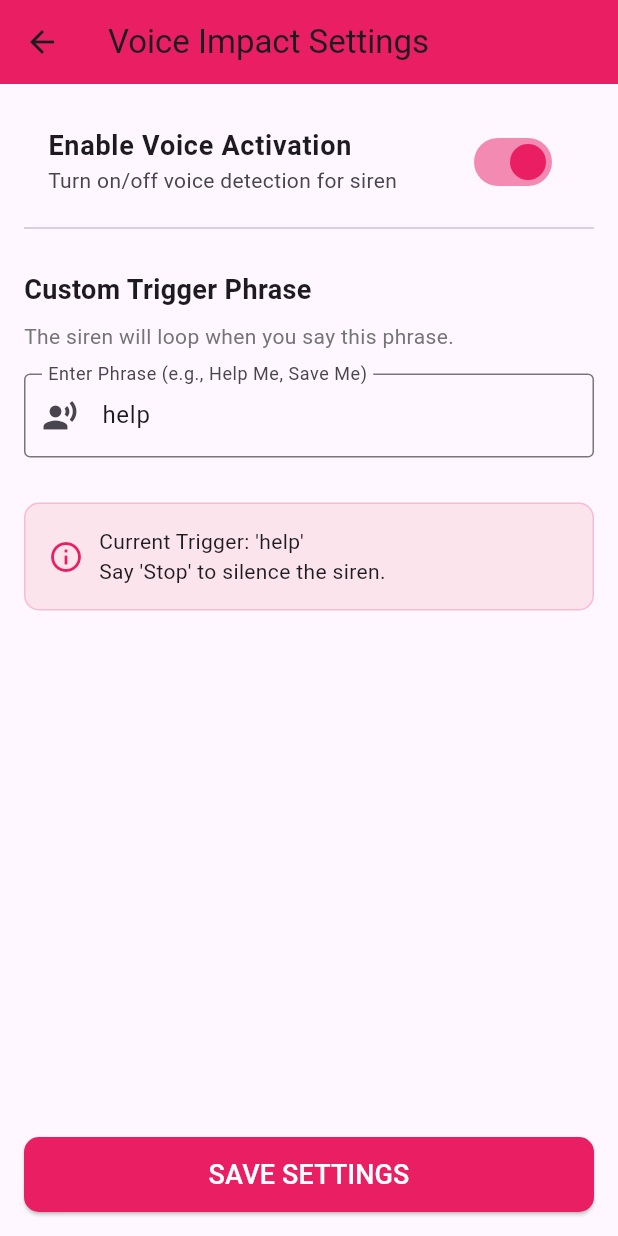
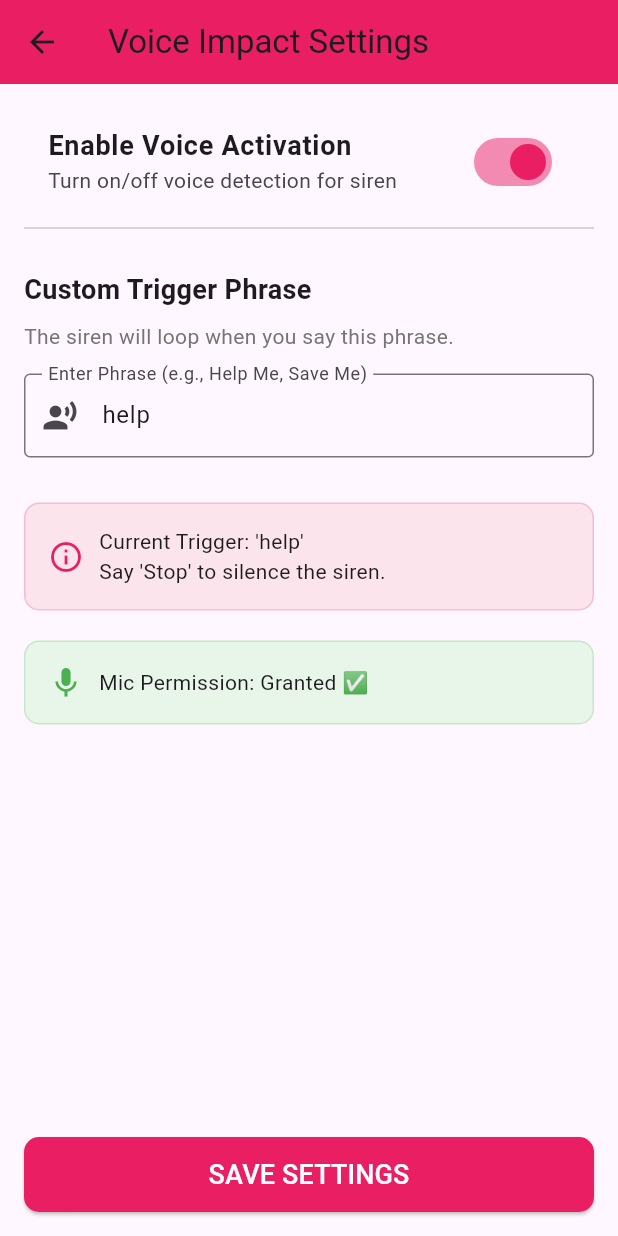
Before and after one commit to ShreyashGitHubb/women-sefty-app, a Flutter app: the screen it shows after launch, scrolled down 307 dp, after a tap on the "record voice over" icon, on a phone screen of 412 x 824 dp. Run offline on Flutter 3.47's test engine with Material 3 defaults, Android fonts, the phone set to English and light mode, and no system bars; our stand-ins replace audioplayers, battery_plus, carousel_slider, cloud_firestore, file_picker, firebase_auth and 13 more; missing offline and left inert: mailer; accounts and stored records are empty; network calls fail.

Commit message:
voice and the smtp

```diff
--- a/lib/child/bottom_screens/voice_settings_screen.dart
+++ b/lib/child/bottom_screens/voice_settings_screen.dart
@@ -2,6 +2,7 @@ import 'package:flutter/material.dart';
 import 'package:fluttertoast/fluttertoast.dart';
 import '../../services/voice_service.dart';
 import '../../utils/constans.dart';
+import 'package:permission_handler/permission_handler.dart';
 
 class VoiceSettingsScreen extends StatefulWidget {
   const VoiceSettingsScreen({super.key});
@@ -19,6 +20,22 @@ class _VoiceSettingsScreenState extends State<VoiceSettingsScreen> {
   void initState() {
     super.initState();
     _loadSettings();
+    _checkPermission();
+  }
+
+  String _permissionStatus = "Checking...";
+
+  Future<void> _checkPermission() async {
+    var status = await Permission.microphone.status;
+    setState(() {
+      _permissionStatus = status.isGranted ? "Granted ✅" : "Denied ❌";
+    });
+  }
+
+  Future<void> _requestPermission() async {
+    await Permission.microphone.request();
+    _checkPermission();
+    VoiceService.initialize(); // Re-init
   }
 
   Future<void> _loadSettings() async {
@@ -126,6 +143,35 @@ class _VoiceSettingsScreenState extends State<VoiceSettingsScreen> {
               ),
             ),
 
+            SizedBox(height: 20),
+
+            // Permission Status
+            Container(
+              padding: EdgeInsets.all(15),
+              decoration: BoxDecoration(
+                color: _permissionStatus.contains("Granted") ? Colors.green[50] : Colors.red[50],
+                borderRadius: BorderRadius.circular(10),
+                border: Border.all(
+                  color: _permissionStatus.contains("Granted") ? Colors.green.shade100 : Colors.red.shade100
+                ),
+              ),
+              child: Row(
+                children: [
+                   Icon(
+                     _permissionStatus.contains("Granted") ? Icons.mic : Icons.mic_off,
+                     color: _permissionStatus.contains("Granted") ? Colors.green : Colors.red
+                   ),
+                   SizedBox(width: 10),
+                   Expanded(child: Text("Mic Permission: $_permissionStatus")),
+                   if (!_permissionStatus.contains("Granted"))
+                     TextButton(
+                       onPressed: _requestPermission,
+                       child: Text("Allow"),
+                     )
+                ],
+              ),
+            ),
+
             Spacer(),
 
             // Save Button
--- a/lib/services/voice_service.dart
+++ b/lib/services/voice_service.dart
@@ -2,6 +2,7 @@ import 'package:speech_to_text/speech_to_text.dart';
 import 'package:shared_preferences/shared_preferences.dart';
 import 'package:flutter/material.dart';
 import 'package:fluttertoast/fluttertoast.dart';
+import 'package:permission_handler/permission_handler.dart';
 import 'siren_service.dart';
 
 class VoiceService {
@@ -45,15 +46,46 @@ class VoiceService {
       await isEnabled();
       await getTriggerPhrase();
 
+      // Request microphone permission explicitly
+      var status = await Permission.microphone.status;
+      if (!status.isGranted) {
+        status = await Permission.microphone.request();
+        if (!status.isGranted) {
+          print('❌ Microphone permission denied');
+          Fluttertoast.showToast(msg: "Microphone permission required for voice features");
+          return;
+        }
+      }
+
       bool available = await _speechToText.initialize(
-        onStatus: (status) => print('🎤 Voice Status: $status'),
-        onError: (error) => print('❌ Voice Error: $error'),
+        onStatus: (status) {
+          print('🎤 Voice Status: $status');
+          // Restart listener if it stops and should be running
+          if (status == 'done' || status == 'notListening') {
+             if (_isListening && _isEnabled) {
+               // Restart after a short delay to prevent loop
+               Future.delayed(Duration(seconds: 1), () {
+                  _startListeningInternal();
+               });
+             }
+          }
+        },
+        onError: (error) {
+          print('❌ Voice Error: $error');
+          // Restart on error too
+          if (_isListening && _isEnabled) {
+             Future.delayed(Duration(seconds: 2), () {
+                _startListeningInternal();
+             });
+          }
+        },
       );
 
       if (available) {
         print('✅ Speech recognition initialized');
       } else {
         print('❌ Speech recognition not available');
+        Fluttertoast.showToast(msg: "Voice recognition not available on this device");
       }
     } catch (e) {
       print('❌ Error initializing voice service: $e');
@@ -62,19 +94,30 @@ class VoiceService {
 
   /// Start listening for trigger phrase
   static void startListening(BuildContext context) async {
+    _context = context; // Store context for siren
     if (!_isEnabled || _isListening) return;
+    _isListening = true;
+    _startListeningInternal();
+  }
+
+  static BuildContext? _context;
+
+  static void _startListeningInternal() async {
+    if (!_isEnabled || !_isListening) return;
+    if (_speechToText.isListening) return;
 
     try {
-      _isListening = true;
-      _speechToText.listen(
+      await _speechToText.listen(
         onResult: (result) {
           String recognizedWords = result.recognizedWords.toLowerCase();
           print('🗣️ Heard: "$recognizedWords"');
 
+          if (_context == null) return;
+
           // Check for trigger phrase
           if (recognizedWords.contains(_triggerPhrase)) {
             print('🚨 Trigger phrase detected: "$_triggerPhrase"');
-            SirenService.playSiren(context);
+            SirenService.playSiren(_context!);
           }
 
           // Check for STOP command
@@ -83,15 +126,14 @@ class VoiceService {
             SirenService.stopSiren();
           }
         },
-        listenFor: Duration(seconds: 30),
-        pauseFor: Duration(seconds: 5),
+        listenFor: Duration(seconds: 20),
+        pauseFor: Duration(seconds: 3),
         partialResults: true,
-        cancelOnError: true,
+        cancelOnError: false,
         listenMode: ListenMode.dictation,
       );
     } catch (e) {
       print('❌ Error starting listener: $e');
-      _isListening = false;
     }
   }
 
--- a/pubspec.yaml
+++ b/pubspec.yaml
@@ -63,6 +63,7 @@ dependencies:
   share_plus: ^10.1.4
   http: ^1.2.2
   speech_to_text: ^6.6.1
+  mailer: ^6.0.0
 
 
 
```
Also changed, not shown: lib/child/bottom_screens/addContact_fire.dart (+26 -48 lines), lib/services/email_service.dart (+100 -64 lines), lib/utils/shake_handler.dart (+15 -1 lines).
